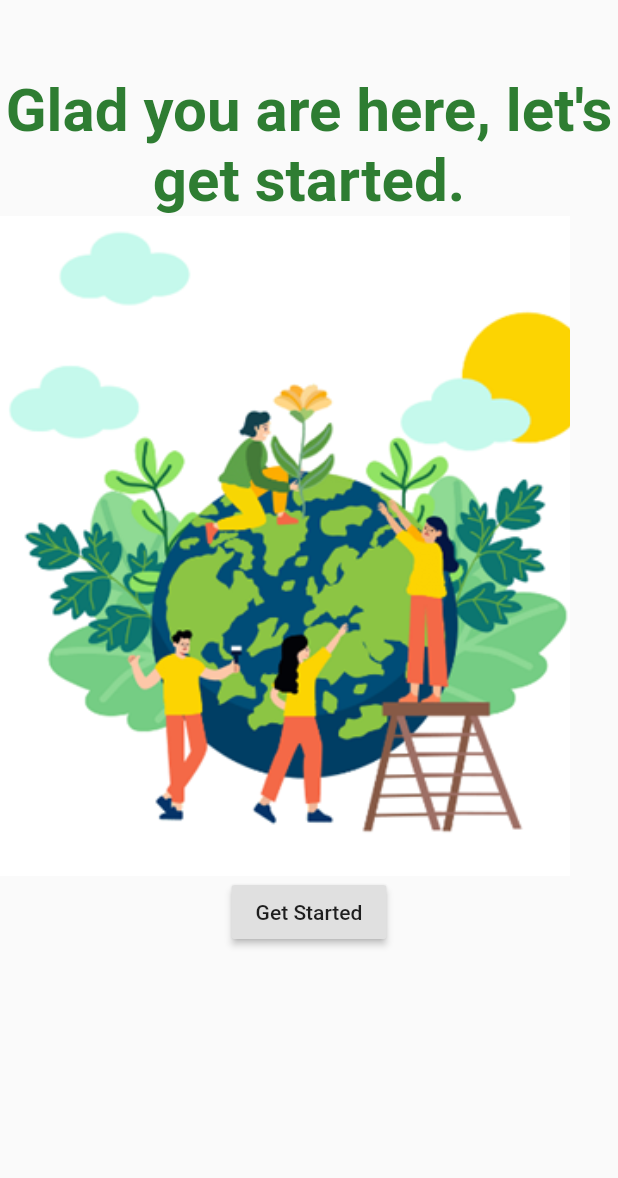
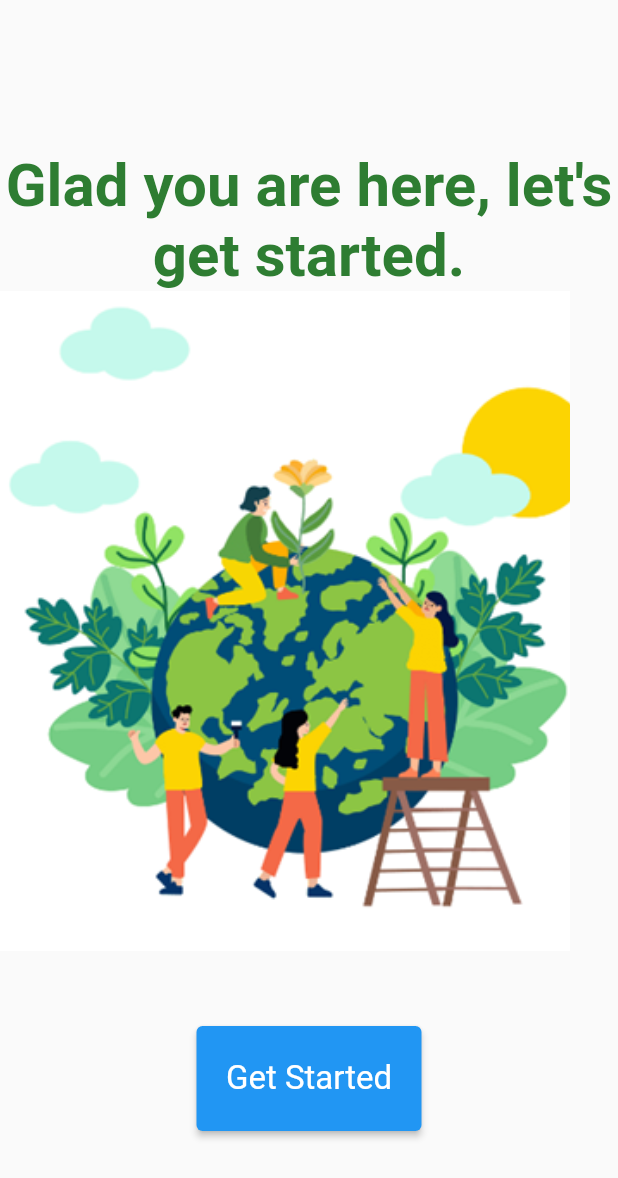
Before and after one commit to abhishekpatelmc/ECOSIA, a Flutter app: the screen it shows after launch, on a phone screen of 412 x 824 dp. Shown: the top 1178 px of the screen. Run offline on Flutter 3.47's test engine with Material 2 defaults, Android fonts, the phone set to English and light mode, and no system bars; our stand-ins replace cloud_firestore, firebase_auth, firebase_core, flutter_spinkit, url_launcher_web; missing offline and left inert: cloud_firestore_web, firebase_auth_web, firebase_core_web; accounts and stored records are empty.

Commit message:
Update getstarted.dart

```diff
--- a/lib/screens/home/TutorialPages/getstarted.dart
+++ b/lib/screens/home/TutorialPages/getstarted.dart
@@ -1,5 +1,4 @@
-// import 'package:ecosia/TutorialPages/tutorial1.dart';
-import 'package:ecosia/screens/home/TutorialPages/tutorial1.dart';
+import 'package:ecosia/TutorialPages/tutorial1.dart';
 import 'package:flutter/material.dart';
 
 class GetStarted extends StatefulWidget {
@@ -14,7 +13,7 @@ class _GetStartedState extends State<GetStarted> {
   Widget build(BuildContext context) {
     return Scaffold(
       body: Container(
-          margin:  const EdgeInsets.only(top: 50),
+          margin:  const EdgeInsets.only(top: 100),
           child: Column(children: [
             Text("Glad you are here, let's get started.",
               style: TextStyle(
@@ -33,11 +32,19 @@ class _GetStartedState extends State<GetStarted> {
                 // buildImageCard(),
               ],
             ),
-            RaisedButton(
-                child:Text("Get Started"),
-                onPressed: (){
-                  Navigator.of(context).push(MaterialPageRoute(builder: (context)=> Tutorial1()));
-                }),
+            const SizedBox(height: 50),
+             SizedBox(
+                width: 150.0,
+                height: 70.0,
+                child: ElevatedButton(
+                    child: const Text("Get Started"),
+                    style: ElevatedButton.styleFrom(
+                        textStyle: const TextStyle(fontSize: 22)
+                    ),
+                    onPressed:(){
+                      Navigator.of(context).push(MaterialPageRoute(builder:(context)=>Tutorial1()));
+                    })
+            ),
           ],
           )
       ),
```
